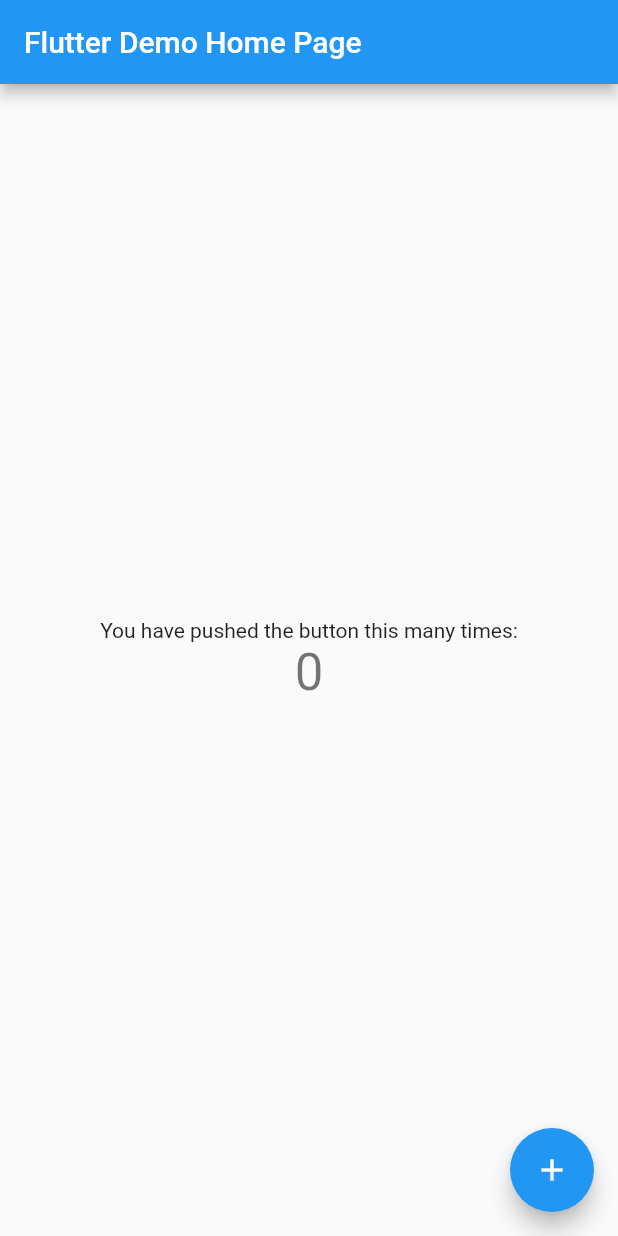
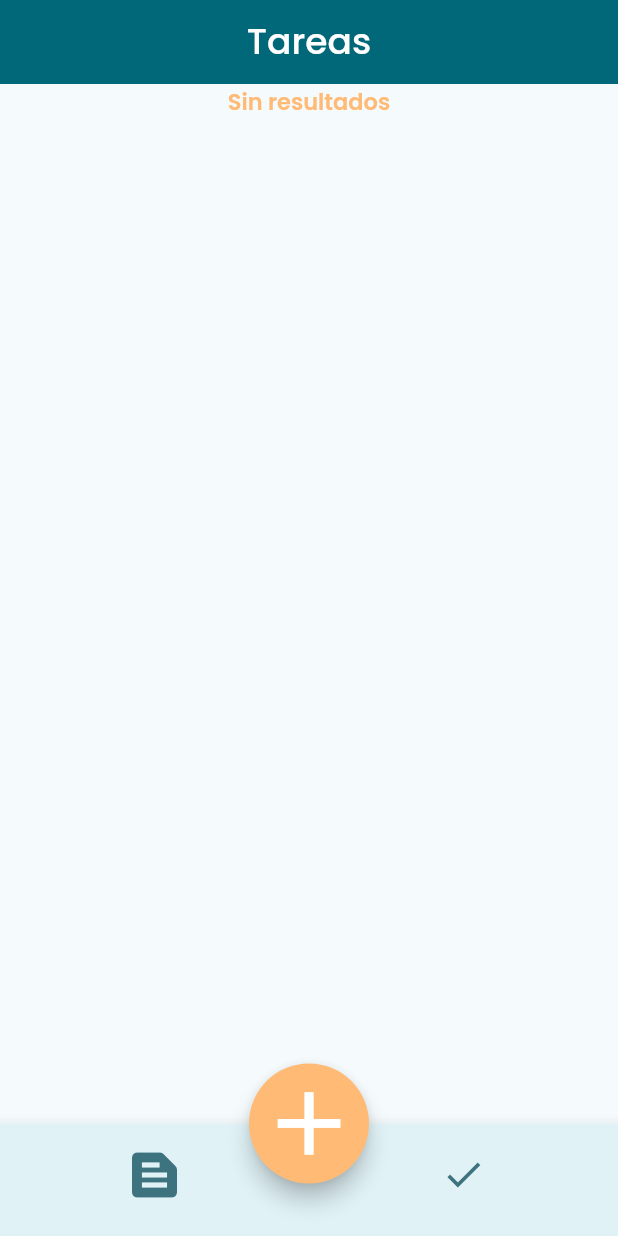
Before and after one commit to pmezquita/test-flutter-gestion-tareas, a Flutter app: the screen it shows after launch, on a phone screen of 412 x 824 dp. Run offline on Flutter 3.47's test engine with Material 2 defaults, Android fonts, the phone set to English and light mode, and no system bars; our stand-ins replace go_router, google_fonts.

Commit message:
[ADD] Widgets y pantalla home

```diff
--- /dev/null
+++ b/lib/helpers/constants.dart
@@ -0,0 +1,4 @@
+const String appName = 'Gestión de Tareas';
+
+const String errorVerificar = 'Verificar Errores';
+const String errorCampoObligatorio = 'Campo obligatorio';
--- a/lib/main.dart
+++ b/lib/main.dart
@@ -1,4 +1,10 @@
 import 'package:flutter/material.dart';
+import 'package:gestion_tareas/providers/home_provider.dart';
+import 'package:gestion_tareas/router/my_go_router.dart';
+import 'package:gestion_tareas/theme/app_theme.dart';
+import 'package:provider/provider.dart';
+
+import 'helpers/constants.dart';
 
 void main() {
   runApp(const MyApp());
@@ -7,109 +13,18 @@
 class MyApp extends StatelessWidget {
   const MyApp({super.key});
 
-  // This widget is the root of your application.
   @override
   Widget build(BuildContext context) {
-    return MaterialApp(
-      title: 'Flutter Demo',
-      theme: ThemeData(
-        // This is the theme of your application.
-        //
-        // Try running your application with "flutter run". You'll see the
-        // application has a blue toolbar. Then, without quitting the app, try
-        // changing the primarySwatch below to Colors.green and then invoke
-        // "hot reload" (press "r" in the console where you ran "flutter run",
-        // or simply save your changes to "hot reload" in a Flutter IDE).
-        // Notice that the counter didn't reset back to zero; the application
-        // is not restarted.
-        primarySwatch: Colors.blue,
+    return MultiProvider(
+      providers: [
+        ChangeNotifierProvider<Home>(create: (_) => Home()),
+      ],
+      child: MaterialApp.router(
+        debugShowCheckedModeBanner: false,
+        title: appName,
+        theme: AppTheme().theme(),
+        routerConfig: myGoRouter,
       ),
-      home: const MyHomePage(title: 'Flutter Demo Home Page'),
     );
   }
 }
-
-class MyHomePage extends StatefulWidget {
-  const MyHomePage({super.key, required this.title});
-
-  // This widget is the home page of your application. It is stateful, meaning
-  // that it has a State object (defined below) that contains fields that affect
-  // how it looks.
-
-  // This class is the configuration for the state. It holds the values (in this
-  // case the title) provided by the parent (in this case the App widget) and
-  // used by the build method of the State. Fields in a Widget subclass are
-  // always marked "final".
-
-  final String title;
-
-  @override
-  State<MyHomePage> createState() => _MyHomePageState();
-}
-
-class _MyHomePageState extends State<MyHomePage> {
-  int _counter = 0;
-
-  void _incrementCounter() {
-    setState(() {
-      // This call to setState tells the Flutter framework that something has
-      // changed in this State, which causes it to rerun the build method below
-      // so that the display can reflect the updated values. If we changed
-      // _counter without calling setState(), then the build method would not be
-      // called again, and so nothing would appear to happen.
-      _counter++;
-    });
-  }
-
-  @override
-  Widget build(BuildContext context) {
-    // This method is rerun every time setState is called, for instance as done
-    // by the _incrementCounter method above.
-    //
-    // The Flutter framework has been optimized to make rerunning build methods
-    // fast, so that you can just rebuild anything that needs updating rather
-    // than having to individually change instances of widgets.
-    return Scaffold(
-      appBar: AppBar(
-        // Here we take the value from the MyHomePage object that was created by
-        // the App.build method, and use it to set our appbar title.
-        title: Text(widget.title),
-      ),
-      body: Center(
-        // Center is a layout widget. It takes a single child and positions it
-        // in the middle of the parent.
-        child: Column(
-          // Column is also a layout widget. It takes a list of children and
-          // arranges them vertically. By default, it sizes itself to fit its
-          // children horizontally, and tries to be as tall as its parent.
-          //
-          // Invoke "debug painting" (press "p" in the console, choose the
-          // "Toggle Debug Paint" action from the Flutter Inspector in Android
-          // Studio, or the "Toggle Debug Paint" command in Visual Studio Code)
-          // to see the wireframe for each widget.
-          //
-          // Column has various properties to control how it sizes itself and
-          // how it positions its children. Here we use mainAxisAlignment to
-          // center the children vertically; the main axis here is the vertical
-          // axis because Columns are vertical (the cross axis would be
-          // horizontal).
-          mainAxisAlignment: MainAxisAlignment.center,
-          children: <Widget>[
-            const Text(
-              'You have pushed the button this many times:',
-            ),
-            Text(
-              '$_counter',
-              style: Theme.of(context).textTheme.headlineMedium,
-            ),
-          ],
-        ),
-      ),
-      floatingActionButton: FloatingActionButton(
-        onPressed: _incrementCounter,
-        tooltip: 'Increment',
-        child: const Icon(Icons.add),
-      ), // This trailing comma makes auto-formatting nicer for build methods.
-    );
-  }
-}
--- /dev/null
+++ b/lib/models/task_model.dart
@@ -0,0 +1,106 @@
+import 'dart:convert';
+
+import 'package:flutter/material.dart';
+import 'package:intl/intl.dart';
+
+List<Task> TaskListFromJson(String str) => List<Task>.from(json.decode(str).map((x) => Task.fromJson(x)));
+
+String TaskListToJson(List<Task> data) => json.encode(List<dynamic>.from(data.map((x) => x.toJson())));
+
+class Task {
+  int? id;
+  String title;
+  int isCompleted = 0;
+  DateTime? dueDate;
+  String? comments;
+  String? description;
+  String? tags;
+  String token;
+  DateTime? createdAt;
+  DateTime? updatedAt;
+
+  Task({
+    this.id,
+    this.title = '',
+    this.isCompleted = 0,
+    this.dueDate,
+    this.comments,
+    this.description,
+    this.tags,
+    this.token = 'prueba1',
+    this.createdAt,
+    this.updatedAt,
+  });
+
+  String get formatDate => dueDate == null ? '- - -' : DateFormat('dd/MM/yy').format(dueDate!);
+
+  bool get isNew => id == null;
+
+  bool get isEditable => isCompleted == 0;
+
+  void setCompleted() {
+    isCompleted = 1;
+  }
+
+  factory Task.fromJson(Map<String, dynamic> json) => Task(
+    id: json["id"],
+    title: json["title"],
+    isCompleted: json["is_completed"],
+    dueDate: json["due_date"] == null ? null : DateTime.parse(json["due_date"]),
+    comments: json["comments"],
+    description: json["description"],
+    tags: json["tags"],
+    token: json["token"],
+    createdAt: json["created_at"] == null ? null : DateTime.parse(json["created_at"]),
+    updatedAt: json["updated_at"] == null ? null : DateTime.parse(json["updated_at"]),
+  );
+
+  Map<String, dynamic> toJson() => {
+    "id": id,
+    "title": title,
+    "is_completed": isCompleted,
+    "due_date": "${dueDate!.year.toString().padLeft(4, '0')}-${dueDate!.month.toString().padLeft(2, '0')}-${dueDate!.day.toString().padLeft(2, '0')}",
+    "comments": comments,
+    "description": description,
+    "tags": tags,
+    "token": token,
+    "created_at": createdAt?.toIso8601String(),
+    "updated_at": updatedAt?.toIso8601String(),
+  };
+
+  static List<DropdownMenuItem<int>> getDropdownDia(int year, int month) {
+    final lastDay = DateTime(year, month + 1, 0).day;
+    return List.generate(
+        lastDay, (index) => DropdownMenuItem<int>(value: index + 1, child: Text((index + 1).toString())));
+  }
+
+  static List<DropdownMenuItem<int>> getDropdownMes() {
+    List<DropdownMenuItem<int>> list = [];
+    mesesMap.forEach((key, value) {
+      list.add(DropdownMenuItem(value: key, child: Text(value)));
+    });
+    return list;
+  }
+
+  static const mesesMap = {
+    1: 'Enero',
+    2: 'Febrero',
+    3: 'Marzo',
+    4: 'Abril',
+    5: 'Mayo',
+    6: 'Junio',
+    7: 'Julio',
+    8: 'Agosto',
+    9: 'Septiembre',
+    10: 'Octubre',
+    11: 'Noviembre',
+    12: 'Diciembre',
+  };
+
+  static List<DropdownMenuItem<int>> getDropdownAnio(int year) {
+    final currentYear = DateTime.now().year;
+    final initYear = year < DateTime.now().year ? year : currentYear;
+    return List.generate(
+        50, (index) => DropdownMenuItem(value: initYear + index, child: Text((initYear + index).toString())));
+  }
+}
--- /dev/null
+++ b/lib/presentation/home/home_page.dart
@@ -0,0 +1,81 @@
+import 'package:flutter/material.dart';
+import 'package:gestion_tareas/presentation/home/widgets/fab.dart';
+import 'package:gestion_tareas/providers/home_provider.dart';
+import 'package:provider/provider.dart';
+
+
+import '../../theme/app_theme.dart';
+
+class HomePage extends StatelessWidget {
+  final String idUser;
+
+  const HomePage({Key? key, this.idUser = '0'})
+      : super(
+          key: key,
+        );
+
+  @override
+  Widget build(BuildContext context) {
+    return Scaffold(
+      appBar: AppBar(
+        title: Text('Tareas'),
+      ),
+      floatingActionButtonLocation: FloatingActionButtonLocation.centerDocked,
+      floatingActionButton:
+          Fab(onPressed: () => {}),
+      bottomNavigationBar: BottomNavigationBar(
+        currentIndex: context.watch<Home>().selectedIndex,
+        onTap: (index) => context.read<Home>().selectedIndex = index,
+        items: const <BottomNavigationBarItem>[
+          BottomNavigationBarItem(
+            label: '',
+            icon: Icon(Icons.text_snippet_outlined, size: sizeIconBottomNavBar),
+            activeIcon: Icon(Icons.text_snippet, size: sizeIconBottomNavBarSelected),
+          ),
+          BottomNavigationBarItem(
+            label: '',
+            icon: Icon(Icons.check, size: sizeIconBottomNavBar),
+            activeIcon: Icon(Icons.check_circle, size: sizeIconBottomNavBarSelected),
+          ),
+        ],
+      ),
+      body: CustomScrollView(
+        slivers: [
+          _sliverTaskList(context, context.watch<Home>().selectedIndex),
+        ],
+      ),
+    );
+  }
+
+  Widget _sliverTaskList(BuildContext context, int selectedIndex) {
+    return SliverToBoxAdapter(
+        child: Center(
+          child: Text(
+            'Sin resultados',
+            style: Theme.of(context).textTheme.displaySmall,
+          ),
+        ));
+
+    // final type = selectedIndex == 0 ? 0 : 1;
+    // return FutureBuilder<List<Task>?>(
+    //     future: TaskDb.getTaskType(type, int.tryParse(idUser)),
+    //     initialData: const [],
+    //     builder: (BuildContext context, AsyncSnapshot snapshot) {
+    //       if (snapshot.hasData) {
+    //         if (snapshot.data is List<Task>?) {
+    //           final tareas = snapshot.data as List<Task>;
+    //           return SliverList(delegate: SliverChildListDelegate(tareas.map((e) => CardTask(tarea: e)).toList()));
+    //         }
+    //         return const SliverToBoxAdapter(child: Center(child: CircularProgressIndicator()));
+    //       } else {
+    //         return SliverToBoxAdapter(
+    //             child: Center(
+    //           child: Text(
+    //             'Sin resultados',
+    //             style: Theme.of(context).textTheme.displaySmall,
+    //           ),
+    //         ));
+    //       }
+    //     });
+  }
+}
--- /dev/null
+++ b/lib/presentation/home/widgets/fab.dart
@@ -0,0 +1,21 @@
+import 'package:flutter/material.dart';
+
+class Fab extends StatelessWidget {
+  final VoidCallback? onPressed;
+
+  const Fab({Key? key, this.onPressed}) : super(key: key);
+
+  @override
+  Widget build(BuildContext context) {
+    return SizedBox(
+      width: 80,
+      height: 80,
+      child: FittedBox(
+        child: FloatingActionButton(
+          onPressed: onPressed,
+          child: const Icon(Icons.add, size: 50.0),
+        ),
+      ),
+    );
+  }
+}
--- /dev/null
+++ b/lib/providers/home_provider.dart
@@ -0,0 +1,12 @@
+import 'package:flutter/material.dart';
+
+class Home with ChangeNotifier{
+  int _selectedIndex = 0;
+
+  int get selectedIndex => _selectedIndex;
+
+  set selectedIndex(int index){
+    _selectedIndex = index;
+    notifyListeners();
+  }
+}
--- /dev/null
+++ b/lib/router/my_go_router.dart
@@ -0,0 +1,12 @@
+import 'package:go_router/go_router.dart';
+import '../presentation/home/home_page.dart';
+
+final myGoRouter = GoRouter(
+  routes: [
+    GoRoute(
+      path: '/',
+      name: 'home',
+      builder: (context, state) => HomePage(),
+    ),
+  ],
+);
--- /dev/null
+++ b/lib/theme/app_theme.dart
@@ -0,0 +1,123 @@
+import 'package:flutter/material.dart';
+import 'package:google_fonts/google_fonts.dart';
+
+const Color primary91 = Color(0xff65C0D4);
+const Color primary20 = Color(0xff3D737F);
+const Color primary40 = Color(0xff65C0D4);
+const Color primary60 = Color(0xffA3D9E5);
+const Color primary90 = Color(0xffE0F2F6);
+
+
+const Color secondary = Color(0xffFFBA76);
+const Color secondaryLight = Color(0xffFFF1E4);
+
+const sizeIconBottomNavBar = 30.0;
+const sizeIconBottomNavBarSelected = 40.0;
+
+const paddingLabel = EdgeInsets.only(top: 20, bottom: 14);
+const myPaddingForm = EdgeInsets.symmetric(horizontal: 13.0);
+const marginBtnLogin = EdgeInsets.only(left: 25.0, right: 25.0, bottom: 25.0, top: 10.0);
+const marginBtnFormPrincipal = EdgeInsets.only(left: 16.0, right: 16.0, top: 25.0, bottom: 25.0);
+const marginBtnFormSecundario = EdgeInsets.only(left: 16.0, right: 16.0, top: 25.0);
+const myPaddingCard = EdgeInsets.only(left: 16.0, right: 16.0, top: 10);
+
+class AppTheme {
+  AppTheme();
+
+  ThemeData theme() => ThemeData(
+        colorSchemeSeed: primary40,
+        fontFamily: GoogleFonts.poppins().fontFamily,
+        textTheme: GoogleFonts.poppinsTextTheme().copyWith(
+          titleSmall: const TextStyle(color: Colors.white, fontSize: 24.0, fontWeight: FontWeight.w500),
+          titleMedium: const TextStyle(color: primary20, fontSize: 14.0, fontWeight: FontWeight.w400),
+          headlineLarge: const TextStyle(color: primary40, fontSize: 25.0, fontWeight: FontWeight.w600),
+          headlineMedium: const TextStyle(color: primary40, fontSize: 14.0, fontWeight: FontWeight.w400),
+          bodyLarge: const TextStyle(color: primary40, fontSize: 12.0, fontWeight: FontWeight.w600),
+          bodyMedium: const TextStyle(color: primary20, fontSize: 14.0, fontWeight: FontWeight.w400),
+          displayMedium: const TextStyle(color: primary60, fontSize: 12.0, fontWeight: FontWeight.w400),
+          labelLarge: const TextStyle(color: primary20, fontSize: 18.0, fontWeight: FontWeight.w700),
+          labelMedium: const TextStyle(color: primary20, fontSize: 15.0, fontWeight: FontWeight.w400),
+          labelSmall: const TextStyle(color: primary20, fontSize: 14.0, fontWeight: FontWeight.w700),
+          displaySmall: const TextStyle(color: secondary, fontSize: 15.0, fontWeight: FontWeight.w600),
+        ),
+        appBarTheme: AppBarTheme(
+          centerTitle: true,
+          // backgroundColor: Colors.transparent,
+          elevation: 0,
+          titleTextStyle: TextStyle(
+            fontFamily: GoogleFonts.poppins().fontFamily,
+            color: Colors.white,
+            fontSize: 24.0,
+            fontWeight: FontWeight.w500,
+          ),
+        ),
+        cardTheme: const CardTheme(
+          color: primary90,
+        ),
+        floatingActionButtonTheme: const FloatingActionButtonThemeData(
+          backgroundColor: secondary,
+        ),
+        bottomNavigationBarTheme: const BottomNavigationBarThemeData(
+          showSelectedLabels: false,
+          showUnselectedLabels: false,
+          backgroundColor: primary90,
+          selectedItemColor: primary20,
+          unselectedItemColor: primary20,
+          type: BottomNavigationBarType.fixed,
+        ),
+        elevatedButtonTheme: ElevatedButtonThemeData(
+          style: ElevatedButton.styleFrom(
+              elevation: 0.0,
+              shape: const RoundedRectangleBorder(borderRadius: BorderRadius.all(Radius.circular(12.0))),
+              backgroundColor: primary40,
+              foregroundColor: Colors.white,
+              textStyle: TextStyle(
+                fontFamily: GoogleFonts.poppins().fontFamily,
+                color: Colors.white,
+                fontSize: 15.0,
+                fontWeight: FontWeight.w600,
+              )),
+        ),
+        inputDecorationTheme: InputDecorationTheme(
+          labelStyle: const TextStyle(color: secondary, fontSize: 14.0, fontWeight: FontWeight.w400),
+          hintStyle: const TextStyle(color: primary60, fontSize: 14.0, fontWeight: FontWeight.w400),
+          disabledBorder: const OutlineInputBorder(
+            borderRadius: BorderRadius.all(Radius.circular(6.0)),
+            borderSide: BorderSide(color: primary40),
+          ),
+          enabledBorder: const OutlineInputBorder(
+            borderRadius: BorderRadius.all(Radius.circular(6.0)),
+            borderSide: BorderSide(color: primary60),
+          ),
+          focusedErrorBorder: const OutlineInputBorder(
+            borderRadius: BorderRadius.all(Radius.circular(6.0)),
+            borderSide: BorderSide(color: Colors.red),
+          ),
+          errorBorder: const OutlineInputBorder(
+            borderRadius: BorderRadius.all(Radius.circular(6.0)),
+            borderSide: BorderSide(color: Colors.red),
+          ),
+          focusedBorder: const OutlineInputBorder(
+            borderRadius: BorderRadius.all(Radius.circular(6.0)),
+            borderSide: BorderSide(color: secondary),
+          ),
+          prefixIconColor: MaterialStateColor.resolveWith((states) {
+            if (states.contains(MaterialState.focused)) {
+              return secondary;
+            }
+            if (states.contains(MaterialState.error)) {
+              return Colors.red;
+            }
+            return primary40;
+          }),
+          suffixIconColor: MaterialStateColor.resolveWith((states) => primary40),
+        ),
+        dialogTheme: const DialogTheme(
+          backgroundColor: primary90,
+          titleTextStyle: TextStyle(color: primary20, fontSize: 14.0, fontWeight: FontWeight.w400),
+          contentTextStyle: TextStyle(color: primary40, fontSize: 14.0, fontWeight: FontWeight.w400),
+          actionsPadding: EdgeInsets.only(left: 20.0, right: 20.0, bottom: 20.0),
+        ),
+        progressIndicatorTheme: const ProgressIndicatorThemeData(color: secondary),
+      );
+}
--- a/pubspec.yaml
+++ b/pubspec.yaml
@@ -37,6 +37,8 @@
   cupertino_icons: ^1.0.2
   google_fonts: ^4.0.3
   go_router: ^6.5.2
+  provider: ^6.0.5
+  intl: ^0.18.1
   flutter_launcher_icons: ^0.13.0
   flutter_native_splash: ^2.2.19
 
```
Also changed, not shown: lib/presentation/home/widgets/card_task.dart (added, +79 -0 lines), lib/presentation/shared/widgets/alertdialog_2_option.dart (added, +49 -0 lines), lib/presentation/shared/widgets/alertdialog_error.dart (added, +23 -0 lines), lib/presentation/shared/widgets/button_principal.dart (added, +30 -0 lines), lib/presentation/shared/widgets/button_update.dart (added, +23 -0 lines), lib/presentation/shared/widgets/decoration_field.dart (added, +24 -0 lines), lib/presentation/shared/widgets/label_field.dart (added, +21 -0 lines), lib/api/api_task.dart (added), pubspec.lock.
